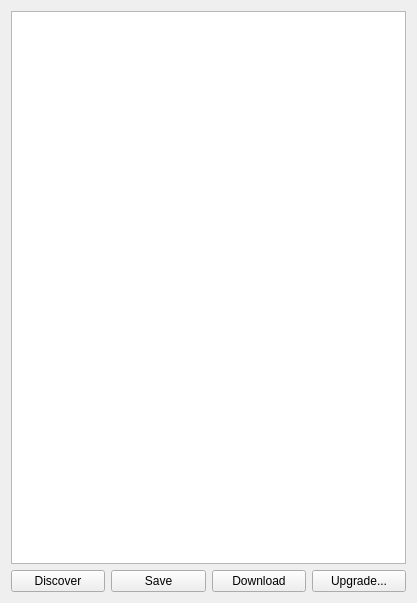
This is iTmsGui/irdmview.ui in fzlgejiao/PTMS as Qt 5 draws it before an edit. The edited form follows.
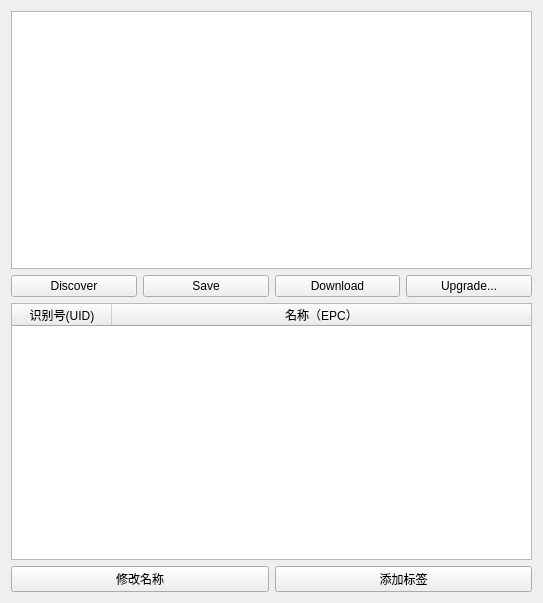
This is the edited form.

Commit message: 1) rdm and tool interface  v1.1 2) add iRdm class files 3) add online tags tableview 4) get modbus settings

What changed in the file:
```diff
--- a/iTmsGui/irdmview.ui
+++ b/iTmsGui/irdmview.ui
@@ -6,7 +6,7 @@
    <rect>
     <x>0</x>
     <y>0</y>
-    <width>417</width>
+    <width>543</width>
     <height>603</height>
    </rect>
   </property>
@@ -32,7 +32,7 @@
       <bool>false</bool>
      </attribute>
      <attribute name="verticalHeaderDefaultSectionSize">
-      <number>0</number>
+      <number>27</number>
      </attribute>
      <attribute name="verticalHeaderMinimumSectionSize">
       <number>0</number>
@@ -71,6 +71,47 @@
      </item>
     </layout>
    </item>
+   <item>
+    <widget class="QTableWidget" name="tableTags">
+     <property name="minimumSize">
+      <size>
+       <width>0</width>
+       <height>150</height>
+      </size>
+     </property>
+     <attribute name="horizontalHeaderStretchLastSection">
+      <bool>true</bool>
+     </attribute>
+     <column>
+      <property name="text">
+       <string>识别号(UID)</string>
+      </property>
+     </column>
+     <column>
+      <property name="text">
+       <string>名称（EPC）</string>
+      </property>
+     </column>
+    </widget>
+   </item>
+   <item>
+    <layout class="QHBoxLayout" name="horizontalLayout">
+     <item>
+      <widget class="QPushButton" name="btnChangeEpc">
+       <property name="text">
+        <string>修改名称</string>
+       </property>
+      </widget>
+     </item>
+     <item>
+      <widget class="QPushButton" name="btnAddTag">
+       <property name="text">
+        <string>添加标签</string>
+       </property>
+      </widget>
+     </item>
+    </layout>
+   </item>
   </layout>
  </widget>
  <layoutdefault spacing="6" margin="11"/>
```
The commit also changes 22 other files.
